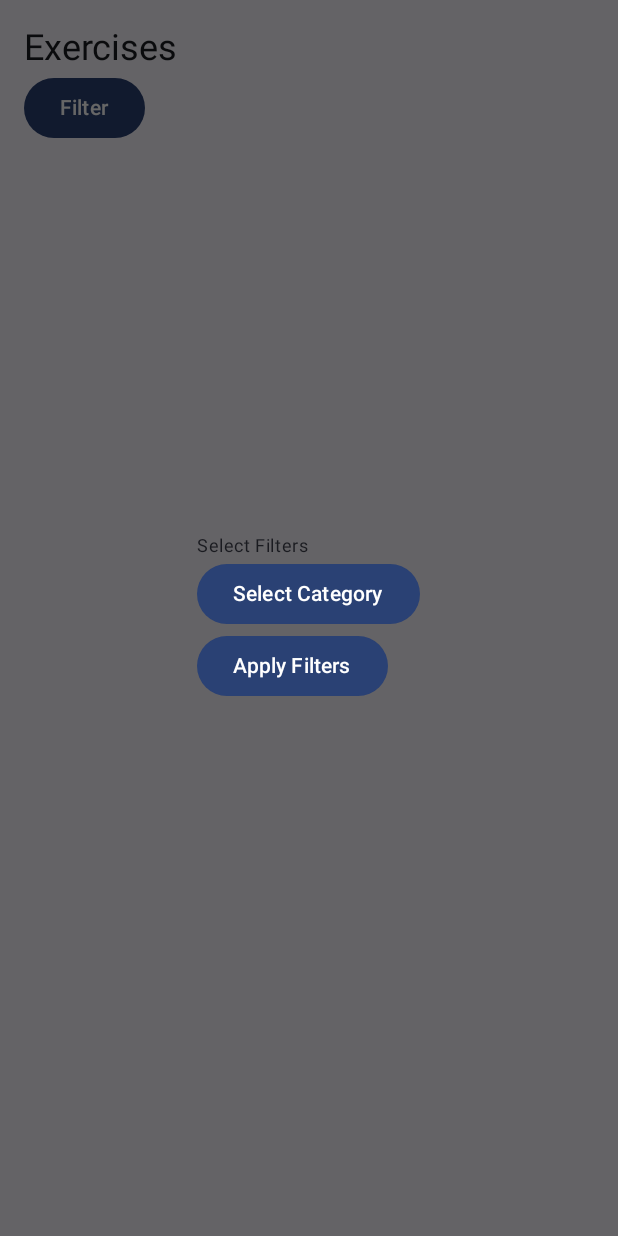
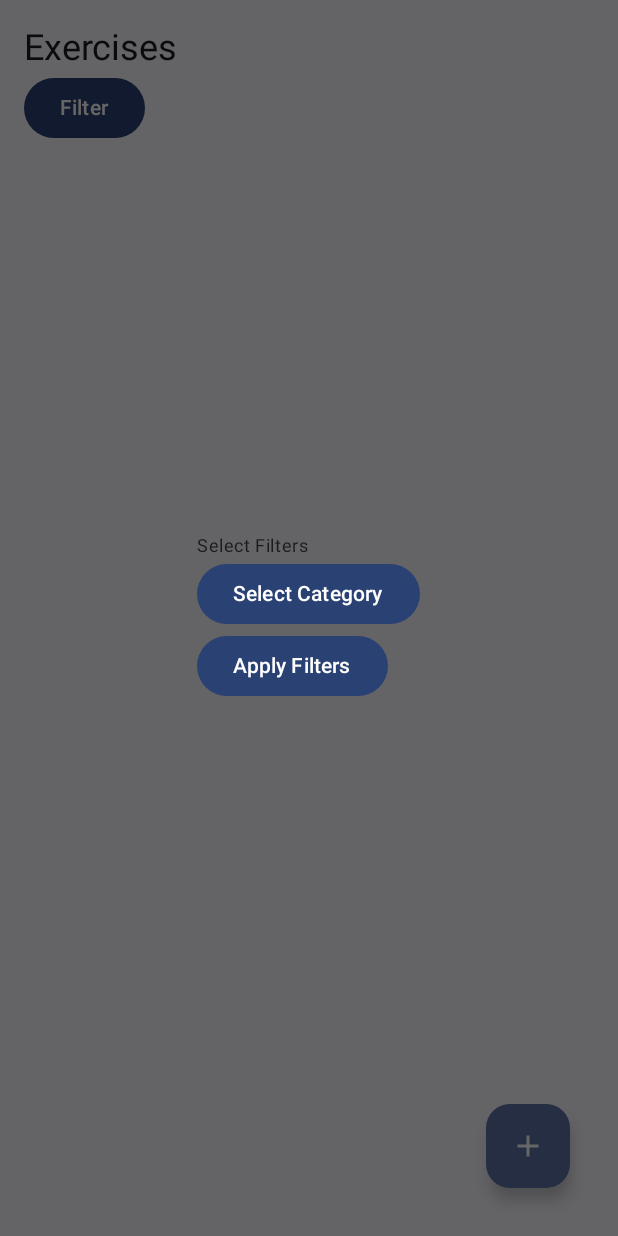
Before and after one commit to bitsof/slothos, an Android app built with Jetpack Compose: the composable ExerciseList called with empty values, after a tap on "Filter", on a phone screen of 412 x 824 dp. Run offline under Robolectric (Android 15) with nearby library versions, the phone set to English and light mode, and no system bars; 1 statement that could not run was skipped.

Commit message:
Add plus button to list screens (#31)
* Change ExerciseListMode to ListMode

* Create ListScreen composable

* Use ListScreen composable to add Add Item button to lists

```diff
--- a/app/src/main/java/pro/selecto/slothos/ui/exercise/ExerciseListScreen.kt
+++ b/app/src/main/java/pro/selecto/slothos/ui/exercise/ExerciseListScreen.kt
@@ -42,7 +42,8 @@ fun ExerciseListScreen(
     modifier: Modifier = Modifier,
     viewModelFactory: ViewModelProvider.Factory,
     onExerciseClick: (ExerciseDetails) -> Unit,
-    mode: ExerciseListMode = ExerciseListMode.VIEW,
+    onAddClick: () -> Unit,
+    mode: ListMode = ListMode.VIEW,
 ) {
     val viewModel: ExerciseListViewModel = viewModel(factory = viewModelFactory)
     val coroutineScope = rememberCoroutineScope()
@@ -60,6 +61,7 @@ fun ExerciseListScreen(
         exerciseList = uiState?.exerciseDetailsList,
         categories = categories,
         onExerciseClick = onExerciseClick,
+        onAddClick = onAddClick,
         filterOptions = filterOptions,
         onFilterChange = { newFilterOptions ->
             viewModel.updateFilterOptions(newFilterOptions)
@@ -74,13 +76,14 @@ fun ExerciseList(
     categories: List<Category>?,
     filterOptions: FilterOptions,
     onExerciseClick: (ExerciseDetails) -> Unit,
+    onAddClick: () -> Unit, // Consider making this return ExerciseDetails in situation with Select to Insert
     onFilterChange: (FilterOptions) -> Unit,
-    mode: ExerciseListMode = ExerciseListMode.VIEW,
+    mode: ListMode = ListMode.VIEW,
 ) {
     var showFilterMenu by remember { mutableStateOf(false) }
 
     Column(modifier = modifier.padding(16.dp)) {
-        if(mode == ExerciseListMode.SELECT) {
+        if(mode == ListMode.SELECT) {
             Text("Select Mode")
         }
         Text(
@@ -101,8 +104,14 @@ fun ExerciseList(
                 }
             )
         }
-
-        LazyColumn(modifier = modifier) {
+        ListScreen(
+            modifier = Modifier,
+            mode = mode,
+            onAddClick = onAddClick,
+        ) { padding ->
+            LazyColumn(
+                modifier = modifier.padding(padding),
+            ) {
                 exerciseList?.let { list ->
                     items(list.count()) { index ->
                         val exerciseDetails = list[index]
@@ -110,6 +119,7 @@ fun ExerciseList(
                             exerciseDetails = exerciseDetails,
                             onExerciseClick = onExerciseClick,
                         )
+                    }
                 }
             }
         }
@@ -212,6 +222,7 @@ fun CategorySelectionDialog(
             }
         }
     }
+}
 
 //object ExerciseListProvider {
 //    private val exercise1: Exercise = Exercise(nameId = "NameID", name = "Name", instructions = "Description")
@@ -240,9 +251,7 @@ fun CategorySelectionDialog(
 //    }
 
 
-}
-
-enum class ExerciseListMode {
+enum class ListMode {
     VIEW,
     SELECT,
 }
--- /dev/null
+++ b/app/src/main/java/pro/selecto/slothos/ui/exercise/ListScreen.kt
@@ -0,0 +1,37 @@
+package pro.selecto.slothos.ui.exercise
+
+import androidx.compose.foundation.layout.PaddingValues
+import androidx.compose.material.icons.Icons
+import androidx.compose.material.icons.filled.Add
+import androidx.compose.material3.FloatingActionButton
+import androidx.compose.material3.Icon
+import androidx.compose.material3.Scaffold
+import androidx.compose.runtime.Composable
+import androidx.compose.ui.Modifier
+
+@Composable
+fun ListScreen(
+    modifier: Modifier = Modifier,
+    mode: ListMode,
+    onAddClick: () -> Unit,
+    showAddButton: (ListMode) -> Boolean = { it == ListMode.VIEW},
+    content: @Composable (PaddingValues) -> Unit,
+) {
+    Scaffold(
+        modifier = modifier,
+        floatingActionButton = {
+            if (showAddButton(mode)) {
+                FloatingActionButton(
+                    onClick = onAddClick,
+                ) {
+                    Icon(
+                        imageVector = Icons.Default.Add,
+                        contentDescription = "Add"
+                    )
+                }
+            }
+        }
+    ) { padding ->
+        content(padding)
+    }
+}
```
Also changed, not shown: app/src/main/java/pro/selecto/slothos/ui/SlothosApp.kt (+11 -5 lines), app/src/main/java/pro/selecto/slothos/ui/workout/WorkoutListScreen.kt (+18 -1 lines). Lines whose indentation alone changed are shown as unchanged.
